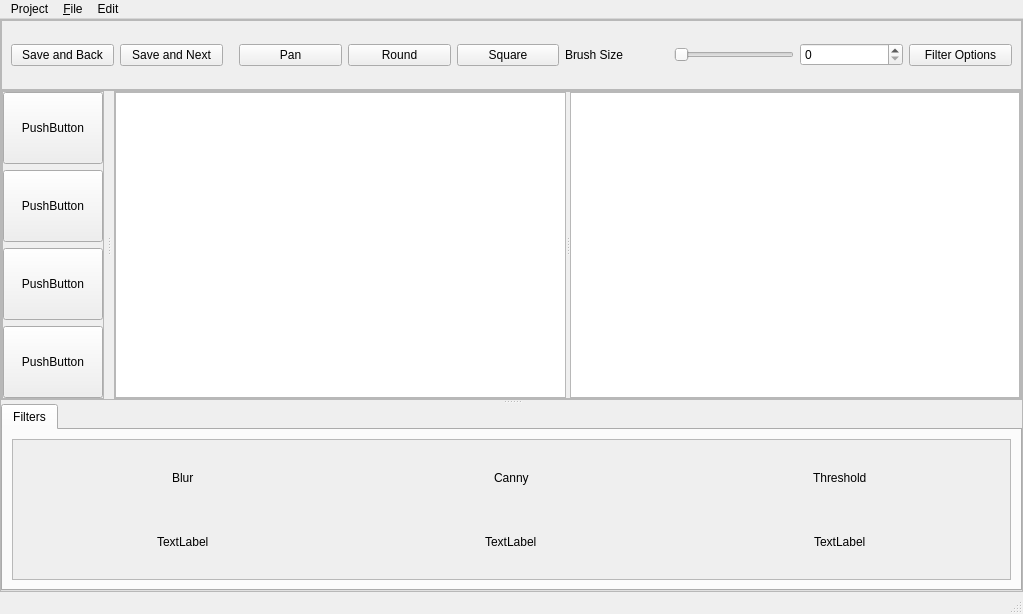
Above: Qt/InstaDam/instadam.ui from Vedhus/InstaDam before the change. Below: the same form after it.
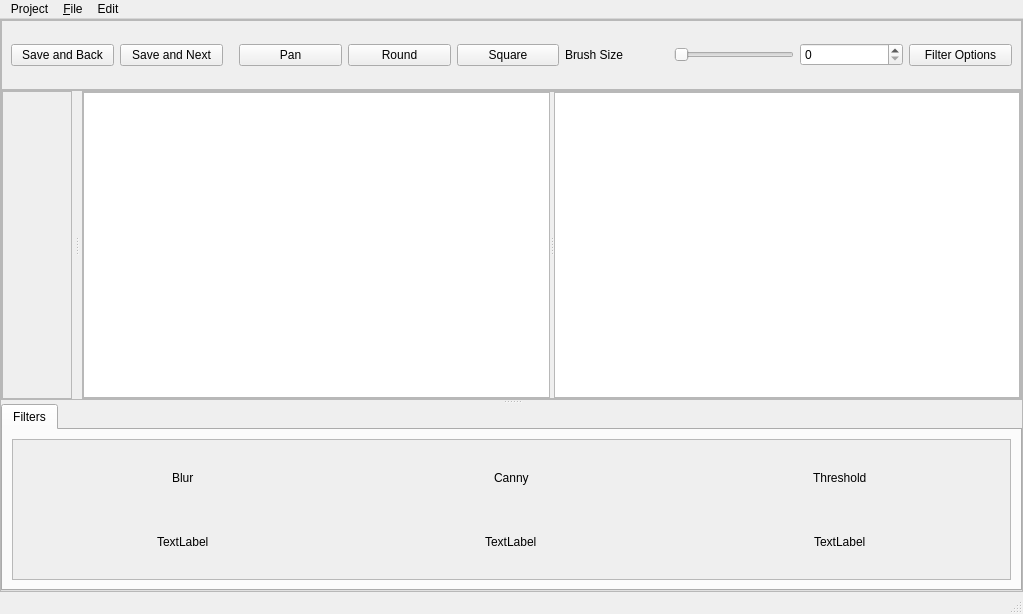
That is the form after the change. Custom widgets are drawn as their Qt base class.

```diff
--- a/Qt/InstaDam/instadam.ui
+++ b/Qt/InstaDam/instadam.ui
@@ -283,56 +283,7 @@
                      <number>0</number>
                     </property>
                     <item>
-                     <widget class="QPushButton" name="pushButton_4">
-                      <property name="sizePolicy">
-                       <sizepolicy hsizetype="Expanding" vsizetype="Expanding">
-                        <horstretch>0</horstretch>
-                        <verstretch>0</verstretch>
-                       </sizepolicy>
-                      </property>
-                      <property name="text">
-                       <string>PushButton</string>
-                      </property>
-                     </widget>
-                    </item>
-                    <item>
-                     <widget class="QPushButton" name="pushButton_5">
-                      <property name="sizePolicy">
-                       <sizepolicy hsizetype="Expanding" vsizetype="Expanding">
-                        <horstretch>0</horstretch>
-                        <verstretch>0</verstretch>
-                       </sizepolicy>
-                      </property>
-                      <property name="text">
-                       <string>PushButton</string>
-                      </property>
-                     </widget>
-                    </item>
-                    <item>
-                     <widget class="QPushButton" name="pushButton_6">
-                      <property name="sizePolicy">
-                       <sizepolicy hsizetype="Expanding" vsizetype="Expanding">
-                        <horstretch>0</horstretch>
-                        <verstretch>0</verstretch>
-                       </sizepolicy>
-                      </property>
-                      <property name="text">
-                       <string>PushButton</string>
-                      </property>
-                     </widget>
-                    </item>
-                    <item>
-                     <widget class="QPushButton" name="pushButton_7">
-                      <property name="sizePolicy">
-                       <sizepolicy hsizetype="Expanding" vsizetype="Expanding">
-                        <horstretch>0</horstretch>
-                        <verstretch>0</verstretch>
-                       </sizepolicy>
-                      </property>
-                      <property name="text">
-                       <string>PushButton</string>
-                      </property>
-                     </widget>
+                     <layout class="QVBoxLayout" name="labelClassLayout"/>
                     </item>
                    </layout>
                   </widget>
```
Left out of the diff: 2 changed lines with no effect on the pictures.
